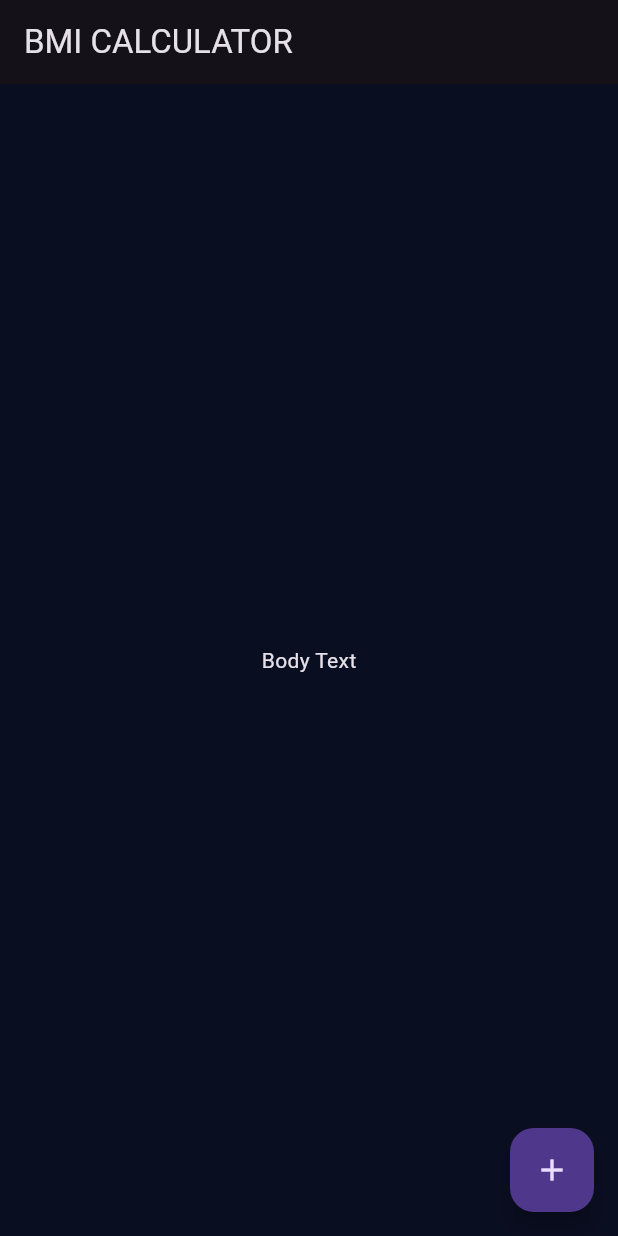
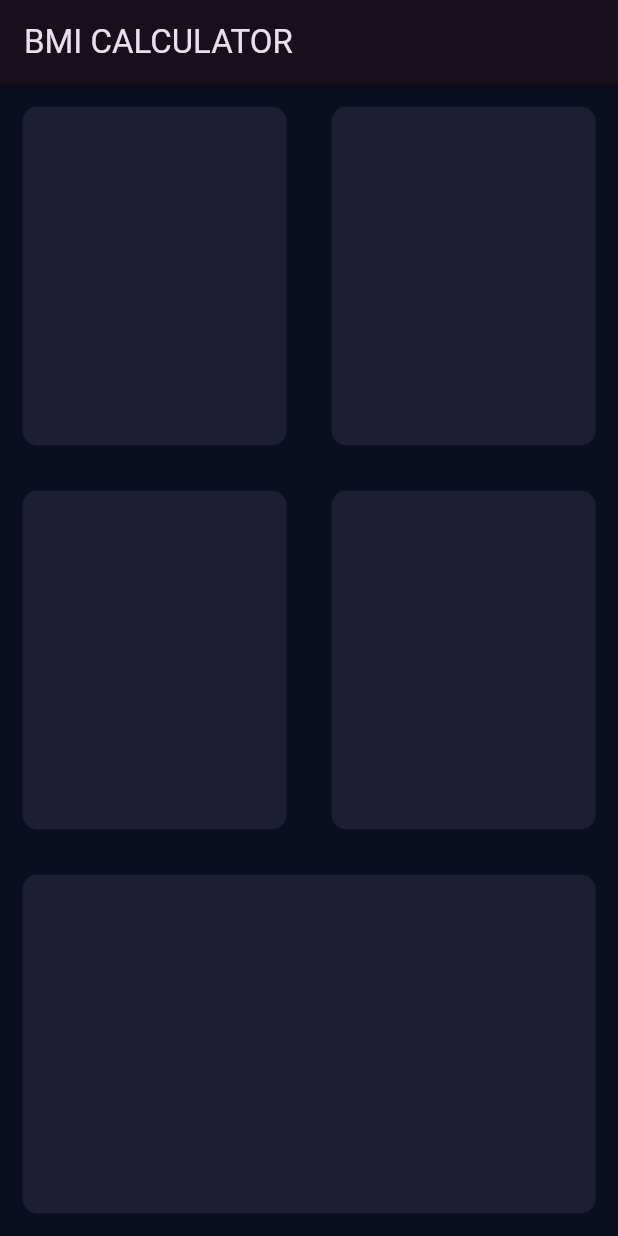
Before and after one commit to Mr-Zainulabadin/bmi, a Flutter app: the screen it shows after launch, on a phone screen of 412 x 824 dp. Run offline on Flutter 3.47's test engine with Material 3 defaults, Android fonts, the phone set to English and light mode, and no system bars.

Commit message:
desigining and styling input page (lecture Lecture56part 02)

```diff
--- a/lib/input_page.dart
+++ b/lib/input_page.dart
@@ -10,15 +10,69 @@ class _InputPageState extends State<InputPage> {
   Widget build(BuildContext context) {
     return Scaffold(
       appBar: AppBar(
-
         title: Text('BMI CALCULATOR'),
       ),
-      body: Center(
-        child: Text('Body Text'),
-      ),
-      floatingActionButton: FloatingActionButton(
-        onPressed: () {  },
-        child: Icon(Icons.add),
+      body: Column(
+        crossAxisAlignment: CrossAxisAlignment.stretch,
+        children: <Widget>[
+          Expanded(
+            child: Row(
+              children: <Widget>[
+                Expanded(
+                  child: Container(
+                    margin: EdgeInsets.all(15.0),
+                    decoration: BoxDecoration(
+                      color: Color(0xFF1D1E33),
+                      borderRadius: BorderRadius.circular(10.0),
+                    ),
+                  ),
+                ),
+                Expanded(
+                  child: Container(
+                    margin: EdgeInsets.all(15.0),
+                    decoration: BoxDecoration(
+                      color: Color(0xFF1D1E33),
+                      borderRadius: BorderRadius.circular(10.0),
+                    ),
+                  ),
+                ),
+              ],
+            ),
+          ),
+          Expanded(
+            child: Row(
+              children: <Widget>[
+                Expanded(
+                  child: Container(
+                    margin: EdgeInsets.all(15.0),
+                    decoration: BoxDecoration(
+                      color: Color(0xFF1D1E33),
+                      borderRadius: BorderRadius.circular(10.0),
+                    ),
+                  ),
+                ),
+                Expanded(
+                  child: Container(
+                    margin: EdgeInsets.all(15.0),
+                    decoration: BoxDecoration(
+                      color: Color(0xFF1D1E33),
+                      borderRadius: BorderRadius.circular(10.0),
+                    ),
+                  ),
+                ),
+              ],
+            ),
+          ),
+          Expanded(
+            child: Container(
+              margin: EdgeInsets.all(15.0),
+              decoration: BoxDecoration(
+                color: Color(0xFF1D1E33),
+                borderRadius: BorderRadius.circular(10.0),
+              ),
+            ),
+          ),
+        ],
       ),
     );
   }
```
